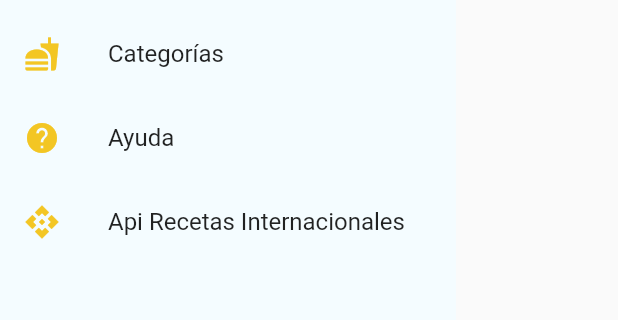
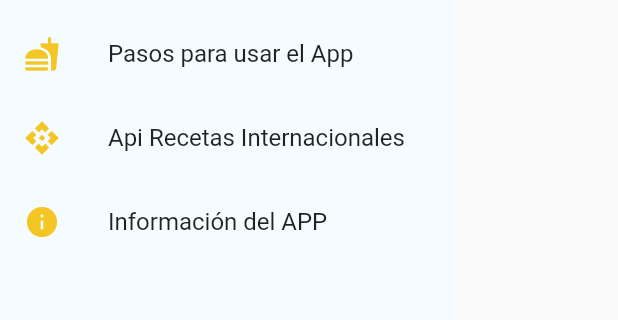
Before and after one commit to sebas159fors/AppKedikoOficial, a Flutter app: what menuLateral() shows on an empty page, opened directly, on a phone screen of 412 x 824 dp, the part 242-562 px from its top. Run offline on Flutter 3.47's test engine with Material 2 defaults, Android fonts, the phone set to English and light mode, and no system bars; our stand-ins replace cloud_firestore, firebase_auth, firebase_core, flutter_swiper, google_sign_in; accounts and stored records are empty; network calls fail; Roboto replaces fonts that are missing (PlayfairDisplay-Bold).

Commit message:
Update menu_lateral.dart

```diff
--- a/appkedikooficial/lib/src/widgets/menu_lateral.dart
+++ b/appkedikooficial/lib/src/widgets/menu_lateral.dart
@@ -22,16 +22,9 @@
           ),
           ListTile(
             leading: Icon(Icons.fastfood, color: colorIconos),
-            title: Text('Categorías'),
+            title: Text('Pasos para usar el App'),
             onTap: () {
-              Navigator.pushNamed(context, 'categoria');
-            },
-          ),
-          ListTile(
-            leading: Icon(Icons.help, color: colorIconos),
-            title: Text('Ayuda'),
-            onTap: () {
-              Navigator.pushNamed(context, 'categoria');
+              Navigator.pushNamed(context, 'Pasos');
             },
           ),
           ListTile(
@@ -41,6 +34,13 @@
               Navigator.pushNamed(context, 'API');
             },
           ),
+          AboutListTile(
+            child: Text("Información del APP"),
+            applicationIcon: Icon(Icons.favorite, color: colorIconos),
+            applicationVersion: "v 1.0.1",
+            applicationName: "App Kediko",
+            icon: Icon(Icons.info, color: colorIconos),
+          ),
           //se pueden añadir mas opciones siempre especificando la ruta en routes
         ],
       ),
```
